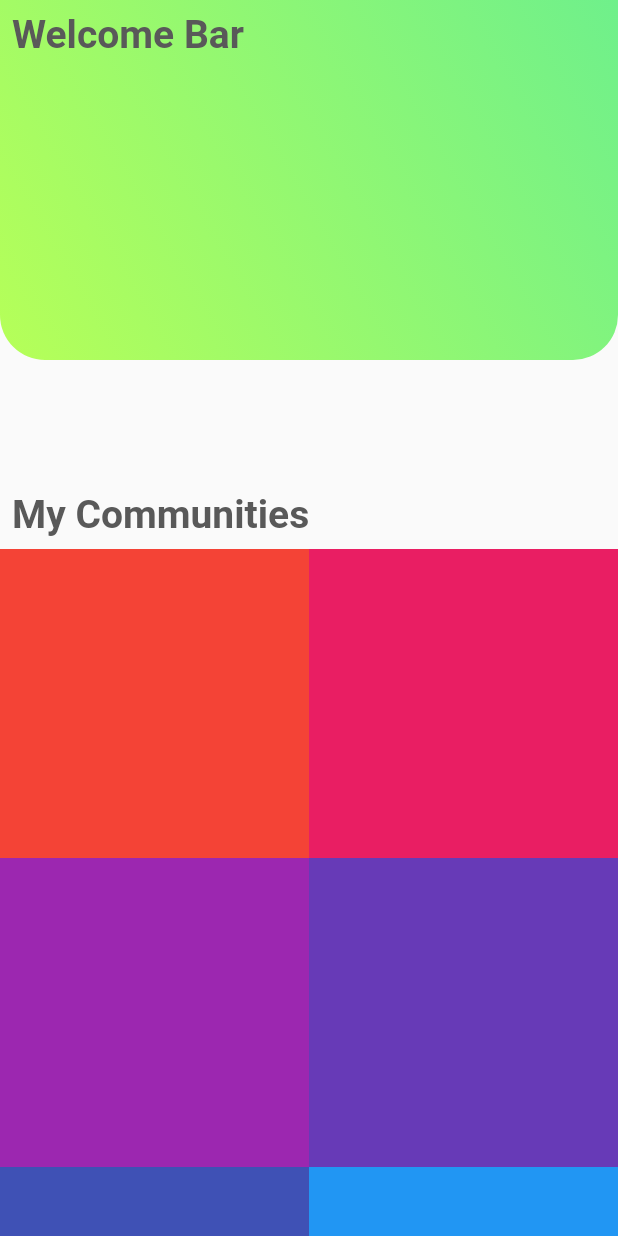
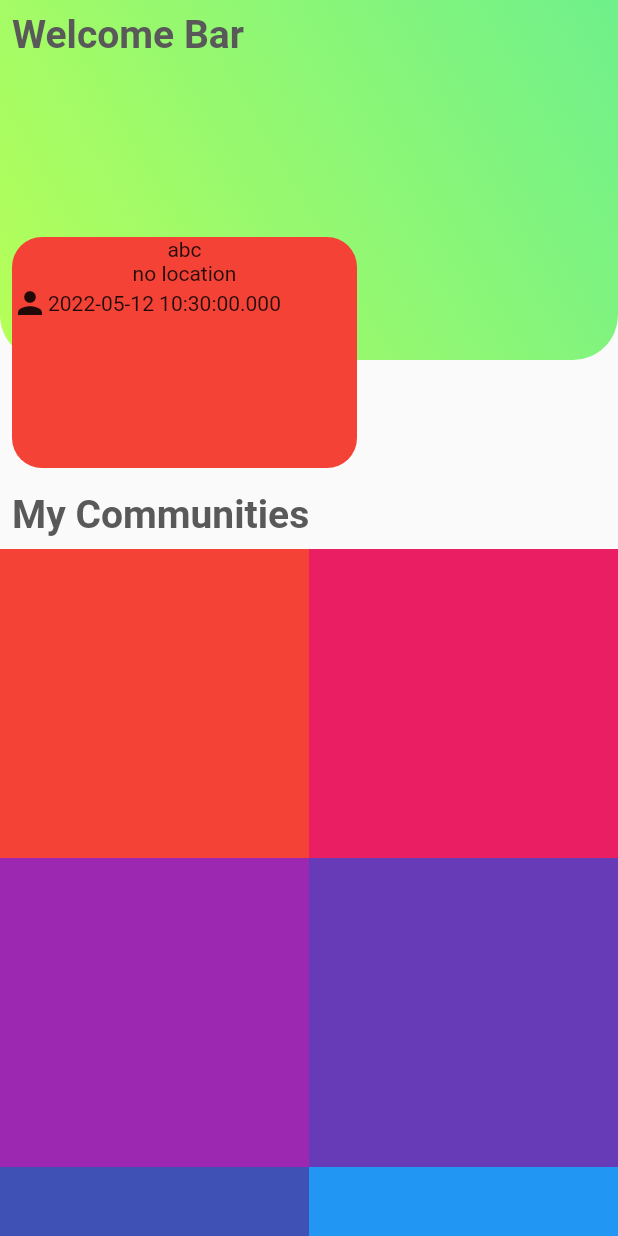
Before and after one commit to bar4488/hackathon_project, a Flutter app: the screen it shows after launch, on a phone screen of 412 x 824 dp. Run offline on Flutter 3.47's test engine with Material 2 defaults, Android fonts, the phone set to English and light mode, and no system bars; our stand-ins replace graphql.

Commit message:
running on mac

```diff
--- a/lib/main_page/main_page.dart
+++ b/lib/main_page/main_page.dart
@@ -15,7 +15,9 @@ class _MainPageState extends State<MainPage> {
   late MainPageController controller;
   CommunitiesDatabase db = CommunitiesDatabase();
 
-  List<Meeting> nextMeatings = [];
+  List<Meeting> nextMeatings = [
+    Meeting(name: "abc", start: DateTime.now(), end: DateTime.now())
+  ];
 
   @override
   void initState() {
--- a/lib/main_page/widgets/NextMeetingCard.dart
+++ b/lib/main_page/widgets/NextMeetingCard.dart
@@ -9,7 +9,7 @@ class NextMeetingCards extends StatelessWidget {
   @override
   Widget build(BuildContext context) {
     return Container(
-      width: 220,
+      width: 230,
       decoration: BoxDecoration(
         color: Colors.red,
         borderRadius: BorderRadius.circular(20),
```
Also changed, not shown: lib/communities_db.dart (+0 -8 lines), 1 other file.
